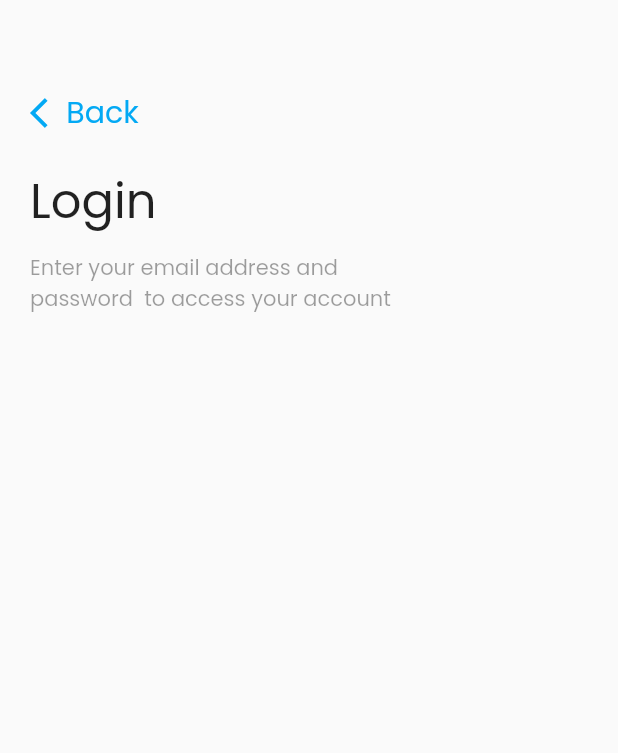
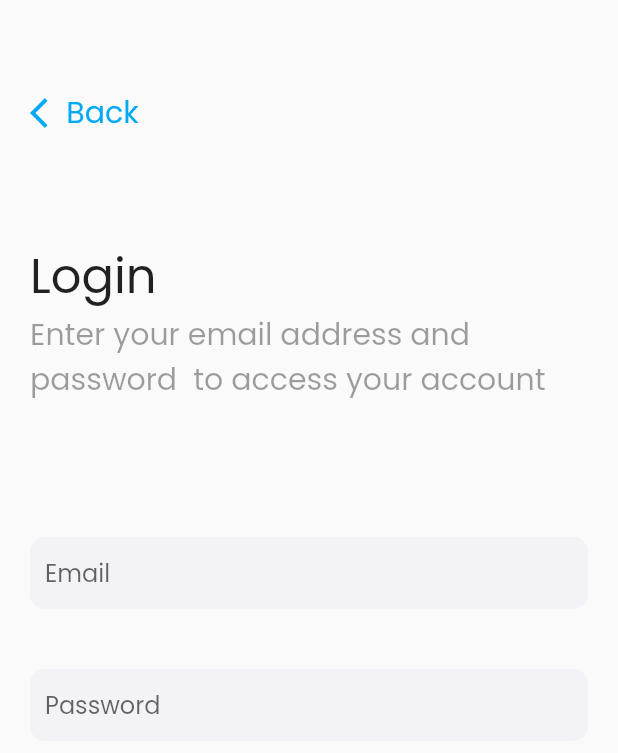
Before and after one commit to kevin2-cyber/LiveMe, a Flutter app: the screen it shows after launch, after a tap on "Login", on a phone screen of 412 x 824 dp. Shown: the top 753 px of the screen. Run offline on Flutter 3.47's test engine with Material 2 defaults, Android fonts, the light colour scheme and no system bars; our stand-ins replace google_fonts.

Commit message:
updated the ui for the app

```diff
--- a/lib/app/ui/login.dart
+++ b/lib/app/ui/login.dart
@@ -1,5 +1,6 @@
 import 'package:flutter/material.dart';
 import 'package:google_fonts/google_fonts.dart';
+import 'package:live_me/app/widgets/edit_text.dart';
 
 import '../../utils/constants.dart';
 
@@ -41,7 +42,7 @@ class Login extends StatelessWidget {
                 ),
               ),
               const SizedBox(
-                height: 20,
+                height: 70,
               ),
               Text(
                 AppConstants.kLogin,
@@ -49,19 +50,21 @@ class Login extends StatelessWidget {
                   fontSize: 32,
                 ),
               ),
-              const SizedBox(
-                height: 10,
-              ),
               Text(
                   'Enter your email address and\npassword  to access your account',
                 style: GoogleFonts.poppins(
                   color: Colors.black38,
+                  fontSize: 20,
                 ),
               ),
               const SizedBox(
-                height: 20,
+                height: 90,
               ),
-
+              EditText(label: 'Email', obscureText: false),
+              const SizedBox(
+                height: 40,
+              ),
+              EditText(label: 'Password', obscureText: true),
             ],
           ),
         ),
```
Also changed, not shown: lib/app/ui/sign_up.dart (+4 -5 lines).
